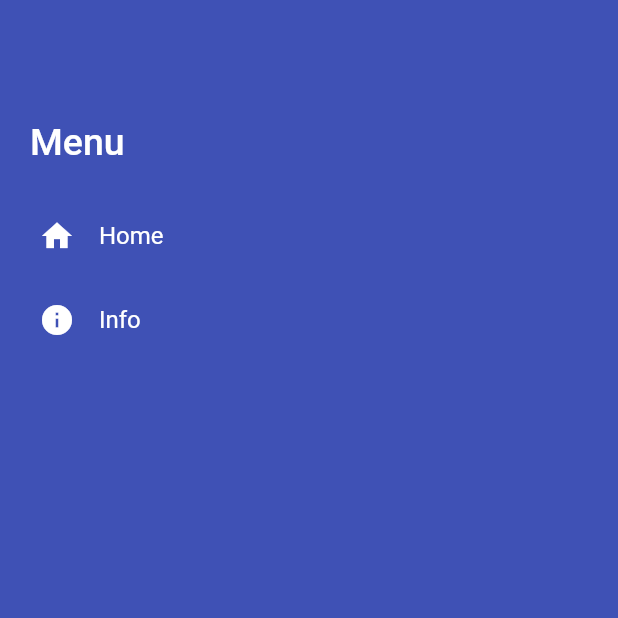
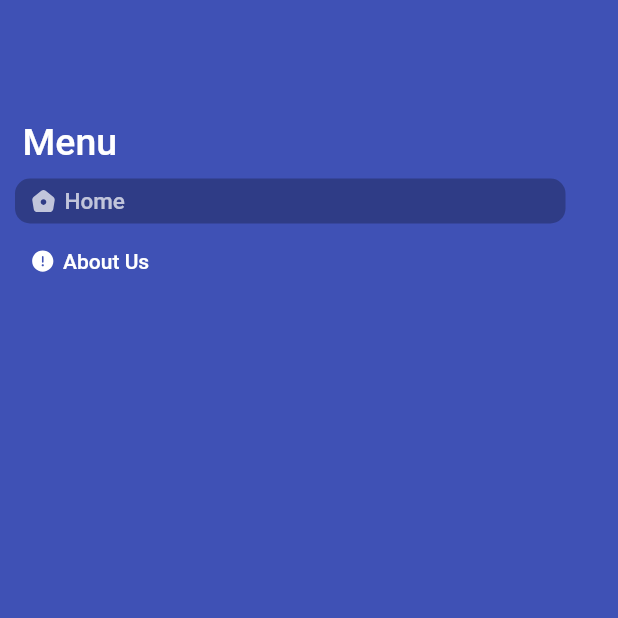
Before and after one commit to 4amshin/shoes_ui, a Flutter app: the MenuPage screen opened directly, on a phone screen of 412 x 824 dp, the top half of it. Run offline on Flutter 3.47's test engine with Material 2 defaults, Android fonts, the light colour scheme and no system bars; our stand-ins replace flutter_svg, flutter_zoom_drawer.

Commit message:
making-drawer-menu-ui-logic

```diff
--- a/lib/main.dart
+++ b/lib/main.dart
@@ -1,6 +1,5 @@
 import 'package:flutter/material.dart';
 import 'package:shoes_ui/view/drawer_page.dart';
-import 'package:shoes_ui/view/home_page.dart';
 
 void main() {
   runApp(const MyApp());
--- a/lib/model/menu_items_model.dart
+++ b/lib/model/menu_items_model.dart
@@ -2,18 +2,29 @@ import 'package:flutter/material.dart';
 
 class DrawerItem {
   final String? title;
-  final IconData? icon;
+  final String? icon;
+  final Color? iconColor;
+  bool isSelected;
 
-  DrawerItem({required this.title, required this.icon});
+  DrawerItem({
+    required this.iconColor,
+    required this.title,
+    required this.icon,
+    required this.isSelected,
+  });
 }
 
-var menuItems = [
+List menuItems = [
   DrawerItem(
     title: "Home",
-    icon: Icons.home,
+    icon: "assets/icon/home.svg",
+    iconColor: Colors.white,
+    isSelected: false,
   ),
   DrawerItem(
-    title: "Info",
-    icon: Icons.info,
+    title: "About Us",
+    icon: "assets/icon/info-circle.svg",
+    iconColor: Colors.white,
+    isSelected: false,
   ),
 ];
--- a/lib/view/drawer_page.dart
+++ b/lib/view/drawer_page.dart
@@ -1,10 +1,7 @@
 import 'package:flutter/material.dart';
-import 'package:flutter_zoom_drawer/config.dart';
 import 'package:flutter_zoom_drawer/flutter_zoom_drawer.dart';
-import 'package:shoes_ui/model/menu_items_model.dart';
 import 'package:shoes_ui/view/home_page.dart';
 import 'package:shoes_ui/view/menu_page.dart';
-import 'package:shoes_ui/view/test_page.dart';
 
 class DrawerPage extends StatefulWidget {
   const DrawerPage({Key? key}) : super(key: key);
@@ -20,7 +17,8 @@ class _DrawerPageState extends State<DrawerPage> {
       menuBackgroundColor: Colors.indigo,
       borderRadius: 24.0,
       showShadow: true,
-      slideWidth: MediaQuery.of(context).size.width * 0.65,
+      angle: -6,
+      slideWidth: MediaQuery.of(context).size.width * 0.60,
       mainScreen: const HomePage(),
       menuScreen: const MenuPage(),
     );
--- a/lib/view/menu_page.dart
+++ b/lib/view/menu_page.dart
@@ -1,8 +1,16 @@
 import 'package:flutter/material.dart';
 import 'package:shoes_ui/model/menu_items_model.dart';
+import 'package:shoes_ui/widget/svg_icon.dart';
 
-class MenuPage extends StatelessWidget {
+class MenuPage extends StatefulWidget {
   const MenuPage({Key? key}) : super(key: key);
+
+  @override
+  State<MenuPage> createState() => _MenuPageState();
+}
+
+class _MenuPageState extends State<MenuPage> {
+  int? _selectedMenu = 0;
 
   @override
   Widget build(BuildContext context) {
@@ -11,14 +19,13 @@ class MenuPage extends StatelessWidget {
       body: SafeArea(
         minimum: const EdgeInsets.only(
           top: 80,
-          left: 10,
           bottom: 50,
         ),
         child: Column(
           crossAxisAlignment: CrossAxisAlignment.start,
           children: [
             const Padding(
-              padding: EdgeInsets.only(left: 10),
+              padding: EdgeInsets.only(left: 15),
               child: Text(
                 "Menu",
                 style: TextStyle(
@@ -28,7 +35,7 @@ class MenuPage extends StatelessWidget {
                 ),
               ),
             ),
-            const SizedBox(height: 20),
+            const SizedBox(height: 10),
             Expanded(
               child: ListView.builder(
                 physics: const BouncingScrollPhysics(),
@@ -36,21 +43,51 @@ class MenuPage extends StatelessWidget {
                 itemCount: menuItems.length,
                 itemBuilder: (context, index) {
                   final DrawerItem item = menuItems[index];
-                  return ListTile(
-                    selected: true,
-                    selectedColor: Colors.red,
-                    minLeadingWidth: 20,
-                    leading: Icon(
-                      item.icon,
-                      color: Colors.white,
-                    ),
-                    title: Text(
-                      item.title!,
-                      style: const TextStyle(
-                        color: Colors.white,
+                  return GestureDetector(
+                    onTap: () {
+                      setState(() {
+                        _selectedMenu = index;
+                      });
+                    },
+                    child: Container(
+                      height: 30,
+                      padding: const EdgeInsets.only(left: 10),
+                      margin: const EdgeInsets.only(
+                        bottom: 10,
+                        left: 10,
+                        right: 35,
+                      ),
+                      decoration: BoxDecoration(
+                        borderRadius: BorderRadius.circular(10),
+                        color: _selectedMenu == index
+                            ? Colors.black26
+                            : Colors.transparent,
+                      ),
+                      child: Row(
+                        mainAxisAlignment: MainAxisAlignment.start,
+                        children: [
+                          SvgIcon(
+                            assetName: item.icon!,
+                            color: _selectedMenu == index
+                                ? Colors.white70
+                                : item.iconColor,
+                            width: _selectedMenu == index ? 18 : 17,
+                            height: _selectedMenu == index ? 18 : 17,
+                          ),
+                          const SizedBox(width: 5),
+                          Text(
+                            item.title!,
+                            style: TextStyle(
+                              color: _selectedMenu == index
+                                  ? Colors.white70
+                                  : item.iconColor,
+                              fontWeight: FontWeight.w500,
+                              fontSize: _selectedMenu == index ? 15 : 14,
+                            ),
+                          ),
+                        ],
                       ),
                     ),
-                    onTap: () {},
                   );
                 },
               ),
--- a/lib/widget/svg_icon.dart
+++ b/lib/widget/svg_icon.dart
@@ -2,16 +2,20 @@ import 'package:flutter/widgets.dart';
 import 'package:flutter_svg/flutter_svg.dart';
 
 class SvgIcon extends StatelessWidget {
-  final Function() onTap;
+  final Function()? onTap;
   final String assetName;
   final EdgeInsetsGeometry? padding;
   final Color? color;
+  final double? width;
+  final double? height;
   const SvgIcon({
     Key? key,
-    required this.onTap,
+    this.onTap,
     required this.assetName,
     this.padding,
     this.color,
+    this.width,
+    this.height,
   }) : super(key: key);
 
   @override
@@ -20,8 +24,8 @@ class SvgIcon extends StatelessWidget {
       onTap: onTap,
       child: Container(
         padding: padding,
-        width: 38,
-        height: 38,
+        width: width ?? 38,
+        height: height ?? 38,
         child: SvgPicture.asset(
           assetName,
           color: color,
```
Also changed, not shown: assets/icon/home.svg (added), assets/icon/info-circle.svg (added).
